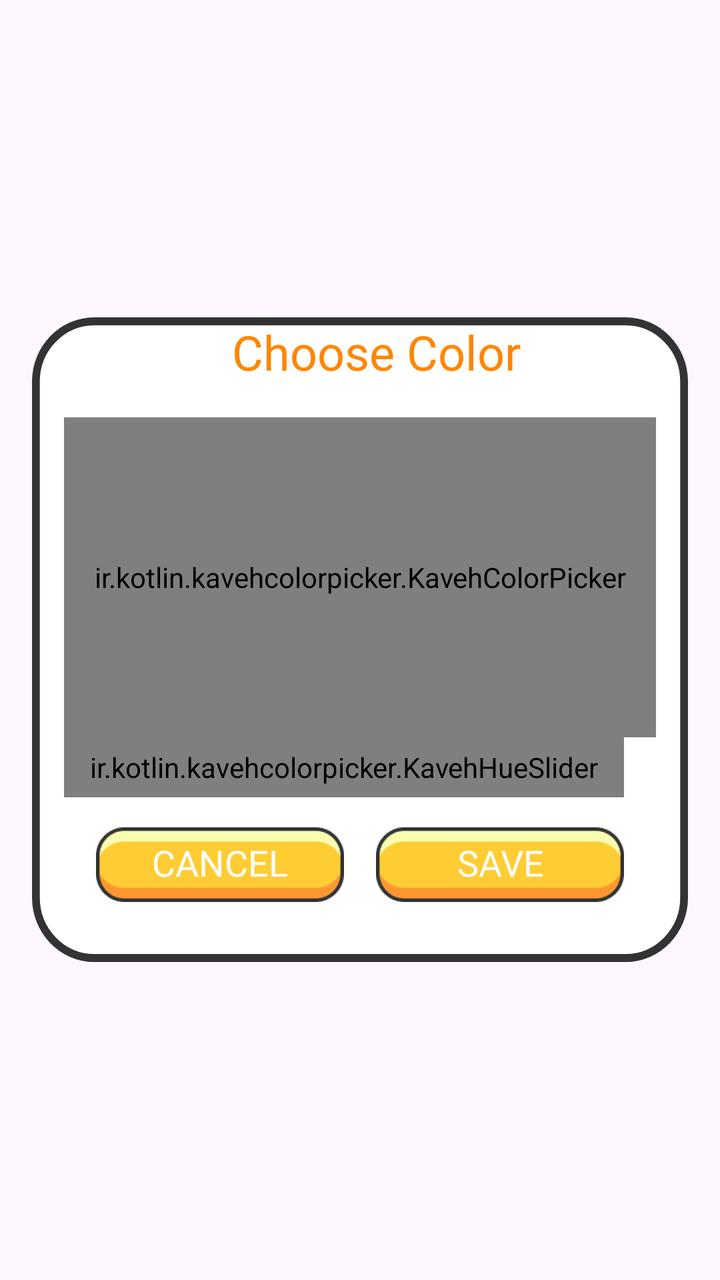
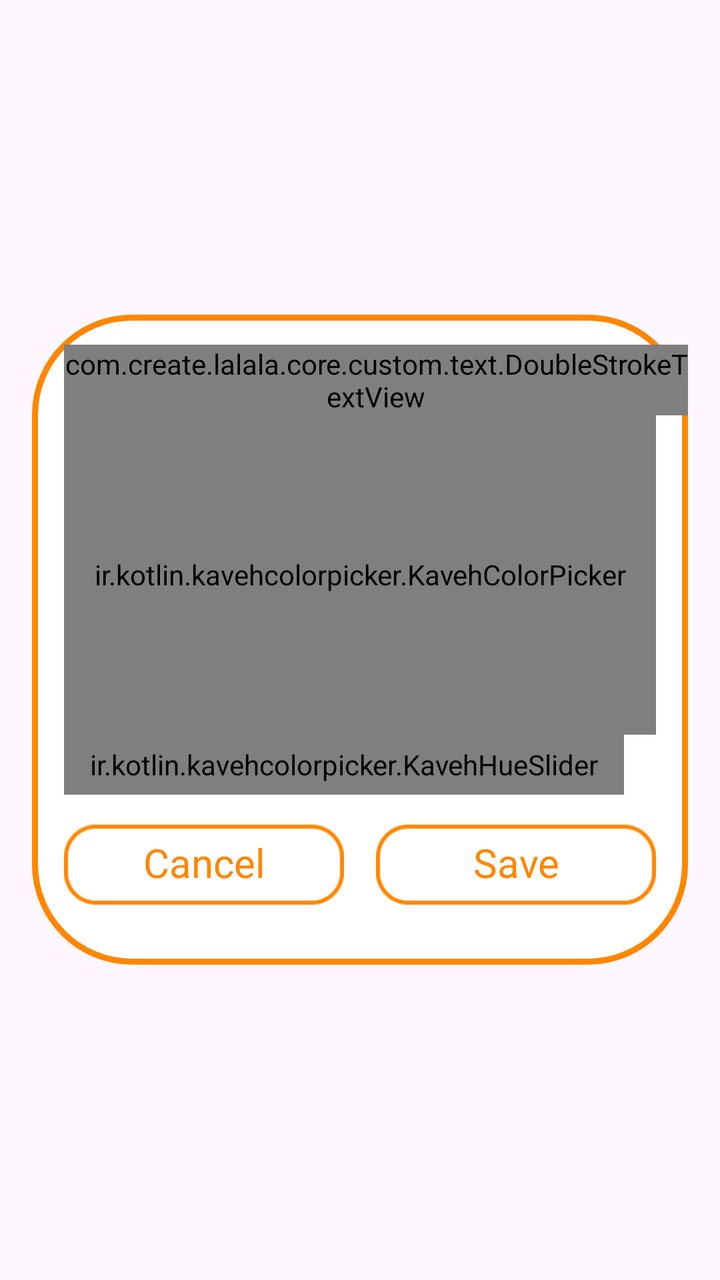

The first picture is an Android layout as it rendered before a commit; the second is the same layout after the commit. The layout source and the unified diff follow.
<!-- AndroidManifest.xml: application theme Theme.BaseProject -->
<!-- res/layout/dialog_color_picker.xml -->
<?xml version="1.0" encoding="utf-8"?>
<layout xmlns:android="http://schemas.android.com/apk/res/android"
    xmlns:app="http://schemas.android.com/apk/res-auto">

    <LinearLayout
        android:layout_width="match_parent"
        android:layout_height="match_parent"
        android:gravity="center">

        <androidx.constraintlayout.widget.ConstraintLayout
            android:layout_width="match_parent"
            android:layout_height="wrap_content"
            android:layout_marginHorizontal="16dp"
            android:background="@drawable/bg_16_solid_white_stroke_brownn"
            >

            <TextView
                android:id="@+id/tvTitle"
                style="@style/single_marquee"
                android:layout_width="match_parent"
                android:layout_height="wrap_content"
                android:layout_marginTop="1dp"
                android:layout_marginStart="16dp"
                android:fontFamily="@font/howli_layers_base"
                android:gravity="center"
                android:text="@string/choose_color"
                android:textColor="@color/app"
                android:textSize="24sp"
                app:layout_constraintEnd_toEndOf="parent"
                app:layout_constraintStart_toStartOf="parent"
                app:layout_constraintTop_toTopOf="parent" />

            <RelativeLayout
                android:id="@+id/top"
                android:layout_width="match_parent"
                android:layout_height="wrap_content"
                android:layout_marginHorizontal="16dp"
                android:layout_marginTop="16dp"
                app:layout_constraintEnd_toEndOf="parent"
                app:layout_constraintStart_toStartOf="parent"
                app:layout_constraintTop_toTopOf="parent">


                <ImageView
                    android:layout_width="24dp"
                    android:layout_height="24dp"
                    android:layout_alignParentEnd="true"
                    app:tint="#FFFFFF"
                    android:visibility="invisible"
                    android:src="@drawable/ic_close_color_pick"
                    />
            </RelativeLayout>

            <ir.kotlin.kavehcolorpicker.KavehColorPicker
                android:id="@+id/colorPickerView"
                android:layout_width="0dp"
                android:layout_height="160dp"
                android:layout_marginHorizontal="16dp"
                android:layout_marginTop="10dp"
                app:sliderStrokeSize="4dp"
                app:layout_constraintEnd_toEndOf="parent"
                app:layout_constraintStart_toStartOf="parent"
                app:layout_constraintTop_toBottomOf="@id/top" />


            <androidx.constraintlayout.widget.ConstraintLayout
                android:layout_width="match_parent"
                android:layout_height="wrap_content"
                android:layout_marginHorizontal="16dp"
                android:layout_marginTop="0dp"
                android:layout_marginBottom="30dp"
                android:gravity="center"
                android:orientation="vertical"
                app:layout_constraintTop_toBottomOf="@id/colorPickerView"
                app:layout_constraintBottom_toBottomOf="parent">

                <ir.kotlin.kavehcolorpicker.KavehHueSlider
                    android:id="@+id/hueSlider"
                    app:layout_constraintTop_toTopOf="parent"
                    app:sliderStrokeSize="4dp"
                    app:layout_constraintEnd_toEndOf="parent"
                    android:layout_width="0dp"
                    android:layout_marginEnd="16dp"
                    app:layout_constraintStart_toStartOf="parent"
                    android:layout_height="30dp" />


                
                <RelativeLayout
                    android:id="@+id/btnDone"
                    android:layout_width="0dp"
                    android:layout_height="0dp"
                    android:layout_gravity="end"
                    android:layout_marginEnd="16dp"
                    android:layout_marginStart="8dp"
                    android:layout_marginTop="15dp"
                    app:layout_constraintDimensionRatio="140:42"
                    android:background="@drawable/bg_done_pickercolor"
                    app:layout_constraintEnd_toEndOf="parent"
                    app:layout_constraintStart_toEndOf="@id/btnClose"
                    app:layout_constraintTop_toBottomOf="@id/hueSlider"
                    >
                    <TextView
                        android:id="@+id/btnDoneText"
                        android:layout_width="match_parent"
                        android:layout_height="wrap_content"
                        android:fontFamily="@font/howli_layers_base"
                        android:gravity="center"
                        android:layout_centerVertical="true"
                        android:text="@string/done"
                        android:includeFontPadding="false"
                        style="@style/single_marquee"
                        android:textColor="@color/white"
                        android:textSize="18sp"/>
                </RelativeLayout>
                
                <RelativeLayout
                    android:id="@+id/btnClose"
                    android:layout_width="0dp"
                    android:layout_height="0dp"
                    android:layout_marginEnd="8dp"
                    app:layout_constraintDimensionRatio="140:42"

                    android:layout_marginStart="16dp"
                    android:layout_gravity="end"
                    android:layout_marginTop="15dp"
                    android:background="@drawable/bg_done_pickercolor"
                    app:layout_constraintStart_toStartOf="parent"
                    app:layout_constraintEnd_toStartOf="@id/btnDone"
                    app:layout_constraintTop_toBottomOf="@id/hueSlider"
                    >
                    <TextView
                        android:id="@+id/btnCancelText"
                        android:layout_width="match_parent"
                        android:layout_height="wrap_content"
                        android:layout_centerInParent="true"
                        android:fontFamily="@font/howli_layers_base"
                        android:gravity="center"
                        android:includeFontPadding="false"
                        android:text="@string/cancel"
                        style="@style/single_marquee"
                        android:textColor="@color/white"
                        android:textSize="18sp" />
                </RelativeLayout>

                <RelativeLayout
                    android:id="@+id/btnStringColor"
                    android:layout_width="0dp"
                    android:layout_height="36dp"
                    android:layout_gravity="start"
                    android:layout_marginStart="6dp"
                    android:visibility="gone"
                    android:layout_marginEnd="16dp"
                    app:layout_constraintEnd_toEndOf="parent"
                    app:layout_constraintStart_toStartOf="parent"
                    app:layout_constraintTop_toTopOf="@id/btnDone"
                    app:layout_constraintBottom_toBottomOf="@id/btnDone"
                    app:layout_constraintEnd_toStartOf="@id/btnDone"
                    android:background="@drawable/bg_string_color">

                    <TextView
                        android:id="@+id/tvColorString"
                        android:layout_width="match_parent"
                        android:layout_height="wrap_content"
                        android:layout_centerInParent="true"
                        android:fontFamily="@font/howli_layers_base"
                        android:gravity="center"
                        android:text="#FFFFFF"
                        android:layout_marginStart="12dp"
                        android:textColor="#FFFFFF"
                        android:textSize="20sp" />
                </RelativeLayout>
            </androidx.constraintlayout.widget.ConstraintLayout>


        </androidx.constraintlayout.widget.ConstraintLayout>
    </LinearLayout>
</layout>
<!-- resources referenced by this layout -->
<resources>
  <color name="app">#FF8600</color>
  <color name="white">#FFFFFFFF</color>
  <!-- drawable bg_16_solid_white_stroke_brownn (drawable) -->
  <vector xmlns:android="http://schemas.android.com/apk/res/android"
      android:width="336dp"
      android:height="320dp"
      android:viewportWidth="336"
      android:viewportHeight="320">
      <path
          android:fillColor="#FFFFFFFF"
          android:pathData="M2 32c0-16.57 13.43-30 30-30h272c16.57 0 30 13.43 30 30v256c0 16.57-13.43 30-30 30h-272c-16.57 0-30-13.43-30-30z"/>
      <path
          android:strokeColor="#FF333333"
          android:strokeWidth="4"
          android:pathData="M2 32c0-16.57 13.43-30 30-30h272c16.57 0 30 13.43 30 30v256c0 16.57-13.43 30-30 30h-272c-16.57 0-30-13.43-30-30z"/>
  </vector>
  <!-- drawable bg_done_pickercolor: png bitmap (drawable, 836 bytes) -->
  <!-- drawable bg_string_color: png bitmap (drawable, 3607 bytes) -->
  <!-- drawable ic_close_color_pick: png bitmap (drawable, 507 bytes) -->
  <string name="cancel">CANCEL</string>
  <string name="choose_color">Choose Color</string>
  <string name="done">SAVE</string>
  <style name="single_marquee">
          <item name="android:singleLine">true</item>
          <item name="android:ellipsize">marquee</item>
          <item name="android:marqueeRepeatLimit">marquee_forever</item>
      </style>
  <style name="Theme.BaseProject" parent="Base.Theme.BaseProject" />
  <style name="Base.Theme.BaseProject" parent="Theme.Material3.Light.NoActionBar">
          <item name="android:windowTranslucentStatus">false</item>
          <item name="android:statusBarColor">@android:color/transparent</item>
          <item name="android:windowSoftInputMode">adjustResize</item>
      </style>
</resources>

<!-- the commit's change to res/layout/dialog_color_picker.xml (unified diff, before → after) -->
@@ -14,18 +14,20 @@
             android:background="@drawable/bg_16_solid_white_stroke_brownn"
             >
 
-            <TextView
+            <com.create.lalala.core.custom.text.DoubleStrokeTextView
                 android:id="@+id/tvTitle"
                 style="@style/single_marquee"
                 android:layout_width="match_parent"
                 android:layout_height="wrap_content"
-                android:layout_marginTop="1dp"
+                android:layout_marginTop="15dp"
                 android:layout_marginStart="16dp"
                 android:fontFamily="@font/howli_layers_base"
                 android:gravity="center"
                 android:text="@string/choose_color"
-                android:textColor="@color/app"
+                android:textColor="@color/white"
                 android:textSize="24sp"
+                app:outerStrokeWidth="6dp"
+                app:outerStrokeColor="@color/app"
                 app:layout_constraintEnd_toEndOf="parent"
                 app:layout_constraintStart_toStartOf="parent"
                 app:layout_constraintTop_toTopOf="parent" />
@@ -91,10 +93,9 @@
                     android:layout_width="0dp"
                     android:layout_height="0dp"
                     android:layout_gravity="end"
-                    android:layout_marginEnd="16dp"
                     android:layout_marginStart="8dp"
                     android:layout_marginTop="15dp"
-                    app:layout_constraintDimensionRatio="140:42"
+                    app:layout_constraintDimensionRatio="140:40"
                     android:background="@drawable/bg_done_pickercolor"
                     app:layout_constraintEnd_toEndOf="parent"
                     app:layout_constraintStart_toEndOf="@id/btnClose"
@@ -110,8 +111,8 @@
                         android:text="@string/done"
                         android:includeFontPadding="false"
                         style="@style/single_marquee"
-                        android:textColor="@color/white"
-                        android:textSize="18sp"/>
+                        android:textColor="@color/app"
+                        android:textSize="20sp"/>
                 </RelativeLayout>
                 
                 <RelativeLayout
@@ -119,9 +120,8 @@
                     android:layout_width="0dp"
                     android:layout_height="0dp"
                     android:layout_marginEnd="8dp"
-                    app:layout_constraintDimensionRatio="140:42"
+                    app:layout_constraintDimensionRatio="140:40"
 
-                    android:layout_marginStart="16dp"
                     android:layout_gravity="end"
                     android:layout_marginTop="15dp"
                     android:background="@drawable/bg_done_pickercolor"
@@ -139,8 +139,8 @@
                         android:includeFontPadding="false"
                         android:text="@string/cancel"
                         style="@style/single_marquee"
-                        android:textColor="@color/white"
-                        android:textSize="18sp" />
+                        android:textColor="@color/app"
+                        android:textSize="20sp" />
                 </RelativeLayout>
 
                 <RelativeLayout
<!-- resource entries referenced after the edit -->
@@ -4,24 +4,24 @@
   <color name="white">#FFFFFFFF</color>
   <!-- drawable bg_16_solid_white_stroke_brownn (drawable) -->
   <vector xmlns:android="http://schemas.android.com/apk/res/android"
-      android:width="336dp"
-      android:height="320dp"
-      android:viewportWidth="336"
-      android:viewportHeight="320">
+      android:width="328dp"
+      android:height="324dp"
+      android:viewportWidth="328"
+      android:viewportHeight="324">
       <path
           android:fillColor="#FFFFFFFF"
-          android:pathData="M2 32c0-16.57 13.43-30 30-30h272c16.57 0 30 13.43 30 30v256c0 16.57-13.43 30-30 30h-272c-16.57 0-30-13.43-30-30z"/>
+          android:pathData="M1.5 50c0-26.79 21.71-48.5 48.5-48.5h228c26.79 0 48.5 21.71 48.5 48.5v224c0 26.79-21.71 48.5-48.5 48.5h-228c-26.79 0-48.5-21.71-48.5-48.5z"/>
       <path
-          android:strokeColor="#FF333333"
-          android:strokeWidth="4"
-          android:pathData="M2 32c0-16.57 13.43-30 30-30h272c16.57 0 30 13.43 30 30v256c0 16.57-13.43 30-30 30h-272c-16.57 0-30-13.43-30-30z"/>
+          android:strokeColor="#FFFF8600"
+          android:strokeWidth="3"
+          android:pathData="M1.5 50c0-26.79 21.71-48.5 48.5-48.5h228c26.79 0 48.5 21.71 48.5 48.5v224c0 26.79-21.71 48.5-48.5 48.5h-228c-26.79 0-48.5-21.71-48.5-48.5z"/>
   </vector>
-  <!-- drawable bg_done_pickercolor: png bitmap (drawable, 836 bytes) -->
+  <!-- drawable bg_done_pickercolor: png bitmap (drawable, 1915 bytes) -->
   <!-- drawable bg_string_color: png bitmap (drawable, 3607 bytes) -->
   <!-- drawable ic_close_color_pick: png bitmap (drawable, 507 bytes) -->
-  <string name="cancel">CANCEL</string>
+  <string name="cancel">Cancel</string>
   <string name="choose_color">Choose Color</string>
-  <string name="done">SAVE</string>
+  <string name="done">Save</string>
   <style name="single_marquee">
           <item name="android:singleLine">true</item>
           <item name="android:ellipsize">marquee</item>
